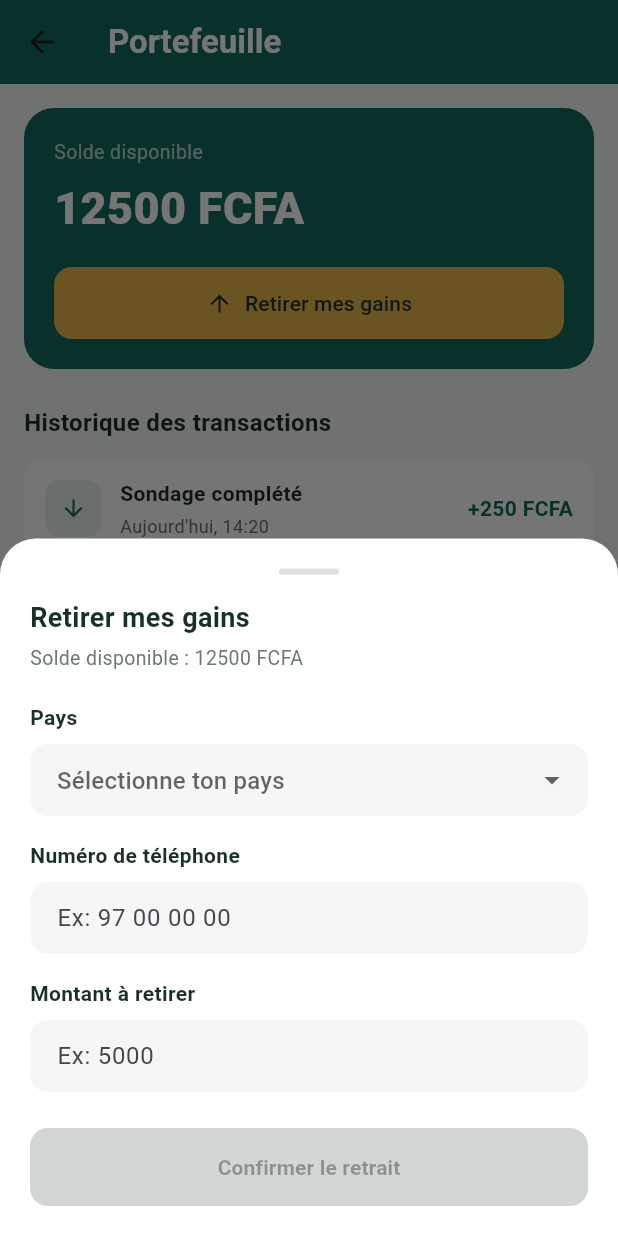
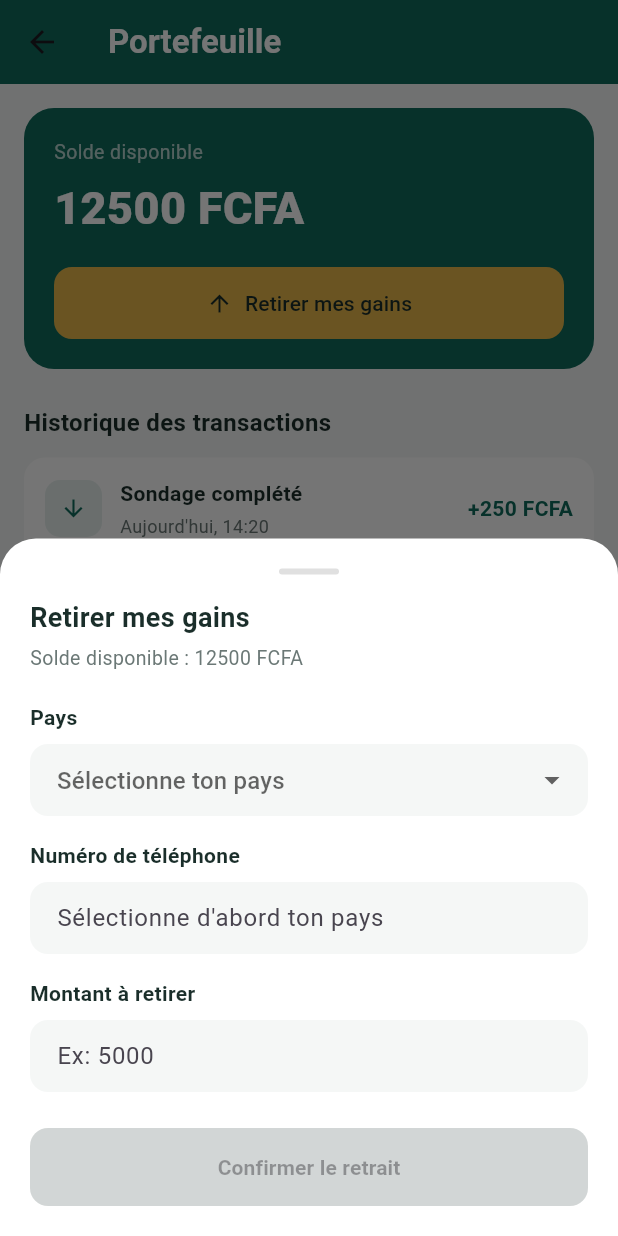
Before and after one commit to slownpoke/mon-appli-job, a Flutter app: the WalletScreen screen opened directly, after a tap on "Retirer mes gains", on a phone screen of 412 x 824 dp. Run offline on Flutter 3.47's test engine with Material 3 defaults, Android fonts, the phone set to English and light mode, and no system bars.

Commit message:
Format numéro selon le pays

```diff
--- a/lib/screens/wallet_screen.dart
+++ b/lib/screens/wallet_screen.dart
@@ -174,6 +174,31 @@ class _WithdrawSheet extends StatefulWidget {
   State<_WithdrawSheet> createState() => _WithdrawSheetState();
 }
 
+// Format d'exemple du numéro de téléphone selon le pays
+// (Bénin utilise le préfixe 01 depuis la réforme de 2021 -> 10 chiffres)
+String phoneHintForCountry(String? country) {
+  switch (country) {
+    case "Bénin":
+      return "Ex: 01 97 00 00 00";
+    case "Côte d'Ivoire":
+      return "Ex: 07 07 00 00 00";
+    case "Sénégal":
+      return "Ex: 77 000 00 00";
+    case "Togo":
+      return "Ex: 90 00 00 00";
+    case "Mali":
+      return "Ex: 76 00 00 00";
+    case "Burkina Faso":
+      return "Ex: 70 00 00 00";
+    case "Niger":
+      return "Ex: 90 00 00 00";
+    case "Guinée":
+      return "Ex: 620 00 00 00";
+    default:
+      return "Sélectionne d'abord ton pays";
+  }
+}
+
 class _WithdrawSheetState extends State<_WithdrawSheet> {
   CountryPayment? _selectedCountry;
   String? _selectedOperator;
@@ -274,7 +299,7 @@ class _WithdrawSheetState extends State<_WithdrawSheet> {
             TextField(
               controller: _phoneController,
               keyboardType: TextInputType.phone,
-              decoration: _inputDecoration("Ex: 97 00 00 00"),
+              decoration: _inputDecoration(phoneHintForCountry(_selectedCountry?.country)),
             ),
             const SizedBox(height: 16),
 
```
